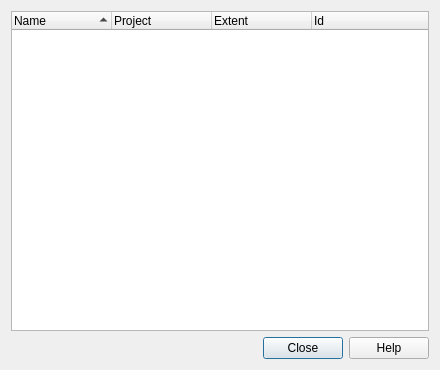
Above: src/ui/qgsbookmarksbase.ui from qgis/QGIS before the change. Below: the same form after it.
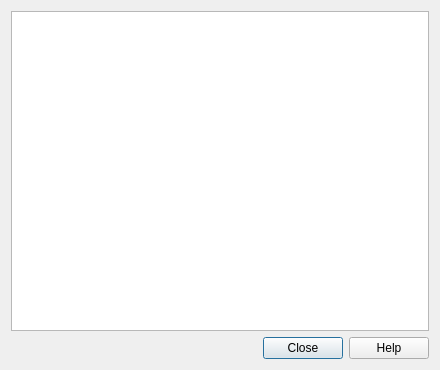
That is the form after the change.

```diff
--- a/src/ui/qgsbookmarksbase.ui
+++ b/src/ui/qgsbookmarksbase.ui
@@ -12,50 +12,27 @@
   <property name="windowTitle" >
    <string>Geospatial Bookmarks</string>
   </property>
-  <layout class="QGridLayout" >
-   <item row="0" column="0" >
-    <widget class="QTreeWidget" name="lstBookmarks" >
-     <property name="rootIsDecorated" >
+  <layout class="QGridLayout">
+   <item row="1" column="0">
+    <widget class="QDialogButtonBox" name="buttonBox">
+     <property name="standardButtons">
+      <set>QDialogButtonBox::Close|QDialogButtonBox::Help</set>
+     </property>
+    </widget>
+   </item>
+   <item row="0" column="0">
+    <widget class="QTreeView" name="lstBookmarks">
+     <property name="rootIsDecorated">
       <bool>false</bool>
      </property>
      <property name="sortingEnabled" >
       <bool>true</bool>
      </property>
-     <property name="columnCount" >
-      <number>4</number>
-     </property>
-     <column>
-      <property name="text" >
-       <string>Name</string>
-      </property>
-     </column>
-     <column>
-      <property name="text" >
-       <string>Project</string>
-      </property>
-     </column>
-     <column>
-      <property name="text" >
-       <string>Extent</string>
-      </property>
-     </column>
-     <column>
-      <property name="text" >
-       <string>Id</string>
-      </property>
-     </column>
-    </widget>
-   </item>
-   <item row="1" column="0" >
-    <widget class="QDialogButtonBox" name="buttonBox" >
-     <property name="standardButtons" >
-      <set>QDialogButtonBox::Close|QDialogButtonBox::Help|QDialogButtonBox::NoButton</set>
-     </property>
     </widget>
    </item>
   </layout>
  </widget>
- <layoutdefault spacing="6" margin="11" />
+ <layoutdefault spacing="6" margin="11"/>
  <tabstops>
   <tabstop>lstBookmarks</tabstop>
   <tabstop>buttonBox</tabstop>
```
Left out of the diff: 15 changed lines with no effect on the pictures.
